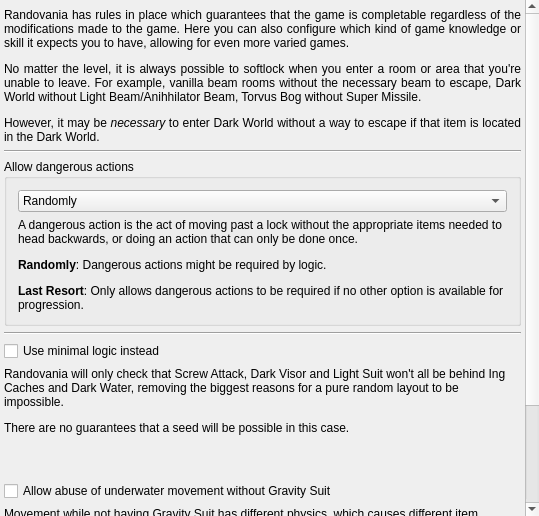
Qt form randovania/gui/ui_files/preset_trick_level.ui (randovania/randovania) before a commit.
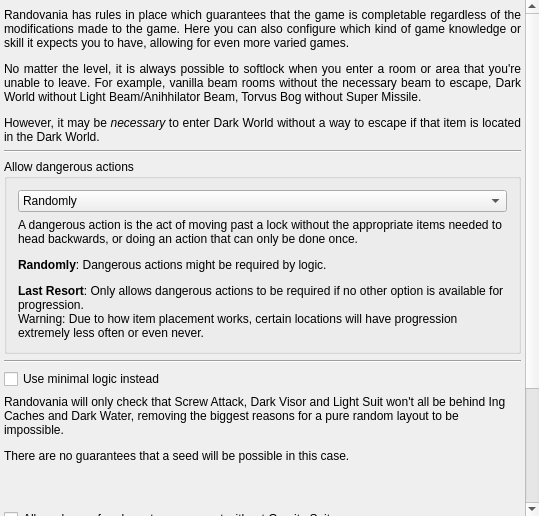
The same form after that commit.

Commit message: Improve last resort description

Patch:
```diff
--- a/randovania/gui/ui_files/preset_trick_level.ui
+++ b/randovania/gui/ui_files/preset_trick_level.ui
@@ -50,7 +50,7 @@
          <x>0</x>
          <y>0</y>
          <width>525</width>
-         <height>695</height>
+         <height>729</height>
         </rect>
        </property>
        <layout class="QVBoxLayout" name="trick_level_layout">
@@ -109,7 +109,7 @@
            <item>
             <widget class="QLabel" name="cutscene_label">
              <property name="text">
-              <string>&lt;html&gt;&lt;head/&gt;&lt;body&gt;&lt;p&gt;A dangerous action is the act of moving past a lock without the appropriate items needed to head backwards, or doing an action that can only be done once.&lt;/p&gt;&lt;p&gt;&lt;span style=&quot; font-weight:600;&quot;&gt;Randomly&lt;/span&gt;: Dangerous actions might be required by logic.&lt;/p&gt;&lt;p&gt;&lt;span style=&quot; font-weight:600;&quot;&gt;Last Resort&lt;/span&gt;: Only allows dangerous actions to be required if no other option is available for progression.&lt;/p&gt;&lt;/body&gt;&lt;/html&gt;</string>
+              <string>&lt;html&gt;&lt;head/&gt;&lt;body&gt;&lt;p&gt;A dangerous action is the act of moving past a lock without the appropriate items needed to head backwards, or doing an action that can only be done once.&lt;/p&gt;&lt;p&gt;&lt;span style=&quot; font-weight:600;&quot;&gt;Randomly&lt;/span&gt;: Dangerous actions might be required by logic.&lt;/p&gt;&lt;p&gt;&lt;span style=&quot; font-weight:600;&quot;&gt;Last Resort&lt;/span&gt;: Only allows dangerous actions to be required if no other option is available for progression.&lt;br/&gt;Warning: Due to how item placement works, certain locations will have progression extremely less often or even never.&lt;/p&gt;&lt;/body&gt;&lt;/html&gt;</string>
              </property>
              <property name="wordWrap">
               <bool>true</bool>
```
